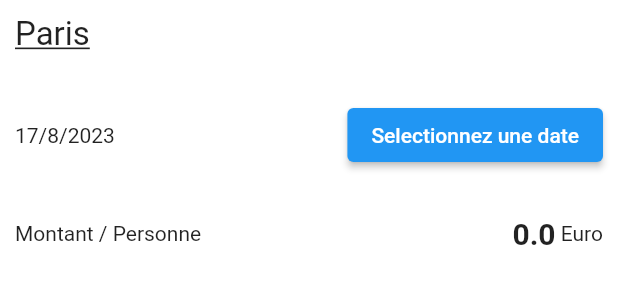
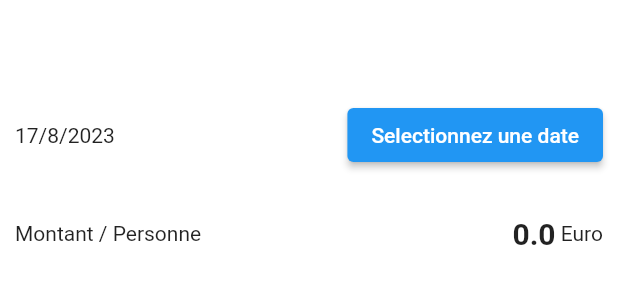
Before and after one commit to Abdoulayeda/cities, a Flutter app: the TripOverview widget shown alone on an empty page, opened directly with empty values, on a phone screen of 412 x 824 dp. Shown: the top 300 px of the screen. Run offline on Flutter 3.47's test engine with Material 2 defaults, Android fonts, the phone set to English and light mode, and no system bars.

```diff
--- /dev/null
+++ b/lib/models/city_model.dart
@@ -0,0 +1,6 @@
+class City {
+  String name;
+  String image;
+
+  City({required this.name, required this.image});
+}
--- a/lib/views/city/widgets/trip_overview.dart
+++ b/lib/views/city/widgets/trip_overview.dart
@@ -6,22 +6,31 @@ import '../../../models/trip.model.dart';
 class TripOverview extends StatelessWidget {
   final VoidCallback setDate;
   final Tryp myTryp;
+  final String cityName;
 
   double get amount => 0;
-  const TripOverview({super.key, required this.setDate, required this.myTryp});
+  const TripOverview(
+      {super.key,
+      required this.setDate,
+      required this.myTryp,
+      required this.cityName});
 
   @override
   Widget build(BuildContext context) {
+    final orientation = MediaQuery.of(context).orientation;
+    final size = MediaQuery.of(context).size;
     return Container(
       padding: const EdgeInsets.all(10),
       height: 200,
+      width:
+          orientation == Orientation.landscape ? size.width * 0.4 : size.width,
       color: Colors.white,
       child: Column(
-        crossAxisAlignment: CrossAxisAlignment.start,
+        crossAxisAlignment: CrossAxisAlignment.end,
         children: <Widget>[
-          const Text(
-            'Paris',
-            style: TextStyle(
+          Text(
+            cityName,
+            style: const TextStyle(
               fontSize: 22,
               decoration: TextDecoration.underline,
             ),
```
Also changed, not shown: lib/main.dart (+8 -4 lines), lib/views/city/widgets/city_view.dart (renamed from lib/views/city/widgets/city.dart, +27 -7 lines), lib/views/home/home.dart (deleted, +0 -49 lines), lib/views/home/home_view.dart (added, +42 -0 lines), lib/views/home/widgets/city_card.dart (+27 -42 lines).
